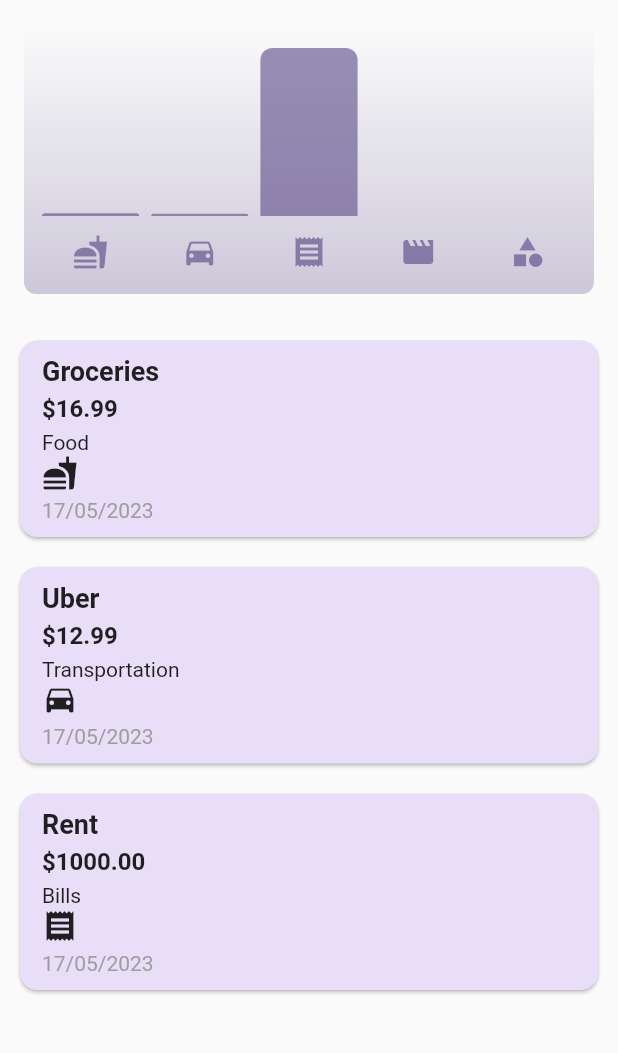
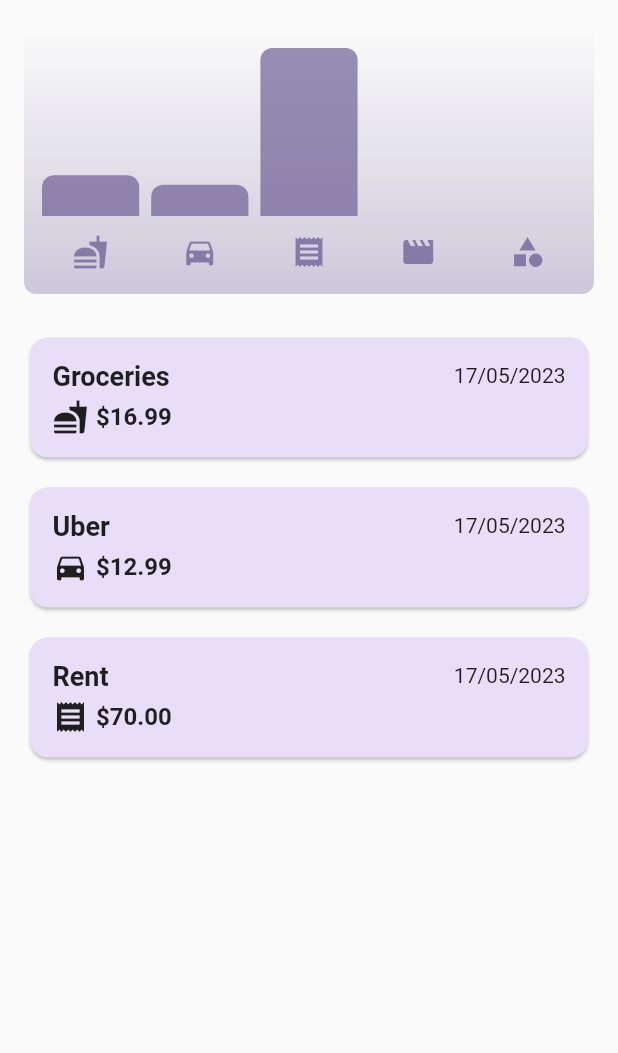
Before and after one commit to vasilis-exo/flutter_expense_tracker, a Flutter app: the screen it shows after launch, on a phone screen of 412 x 824 dp, the part 84-1137 px from its top. Run offline on Flutter 3.47's test engine with Material 2 defaults, Android fonts, the phone set to English and light mode, and no system bars.

Commit message:
UI Changes

```diff
--- a/lib/widgets/expenses.dart
+++ b/lib/widgets/expenses.dart
@@ -28,7 +28,7 @@ class _ExpensesState extends State<Expenses> {
     ),
     Expense(
       title: 'Rent',
-      amount: 1000.00,
+      amount: 70.00,
       date: DateTime.now(),
       category: Category.bills,
     ),
--- a/lib/widgets/expenses_list/expenses_item.dart
+++ b/lib/widgets/expenses_list/expenses_item.dart
@@ -15,13 +15,17 @@ class ExpensesItem extends StatelessWidget {
     return Card(
       child: Container(
         margin: const EdgeInsets.symmetric(
-          vertical: 10,
+          vertical: 15,
           horizontal: 15,
         ),
         child: Row(
           children: [
-            Column(
-              crossAxisAlignment: CrossAxisAlignment.start,
+            Expanded(
+              child: Column(
+                children: [
+                  Row(
+                    crossAxisAlignment: CrossAxisAlignment.center,
+                    mainAxisAlignment: MainAxisAlignment.spaceBetween,
                     children: [
                       Text(
                         expense.title,
@@ -30,7 +34,17 @@ class ExpensesItem extends StatelessWidget {
                           fontWeight: FontWeight.bold,
                         ),
                       ),
+                      const Spacer(),
+                      Text(
+                        expense.formattedDate,
+                      ),
+                    ],
+                  ),
                   const SizedBox(height: 5),
+                  Row(
+                    children: [
+                      Icon(expense.categoryIcon),
+                      const SizedBox(width: 5),
                       Text(
                         '\$${expense.amount.toStringAsFixed(2)}',
                         style: const TextStyle(
@@ -38,17 +52,10 @@ class ExpensesItem extends StatelessWidget {
                           fontWeight: FontWeight.bold,
                         ),
                       ),
-                const SizedBox(height: 5),
-                Text(expense.categoryName),
-                Icon(expense.categoryIcon),
-                const SizedBox(height: 5),
-                Text(
-                  expense.formattedDate,
-                  style: const TextStyle(
-                    color: Colors.grey,
-                  ),
+                    ],
                   ),
                 ],
+              ),
             )
           ],
         ),
--- a/lib/widgets/expenses_list/expenses_list.dart
+++ b/lib/widgets/expenses_list/expenses_list.dart
@@ -16,7 +16,10 @@ class ExpensesList extends StatelessWidget {
   @override
   Widget build(BuildContext context) {
     return ListView.builder(
-      padding: const EdgeInsets.all(5),
+      padding: const EdgeInsets.symmetric(
+        vertical: 3,
+        horizontal: 12,
+      ),
       itemCount: expenses.length,
       itemBuilder: (ctx, index) => Dismissible(
         key: ValueKey(expenses[index].id),
```
Lines whose indentation alone changed are shown as unchanged.
